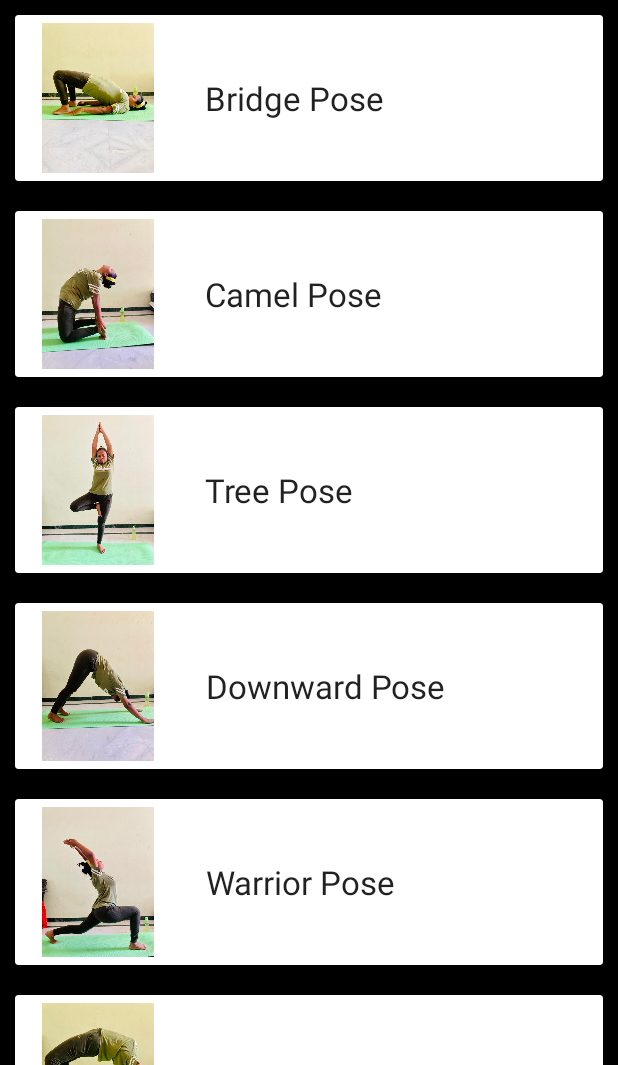
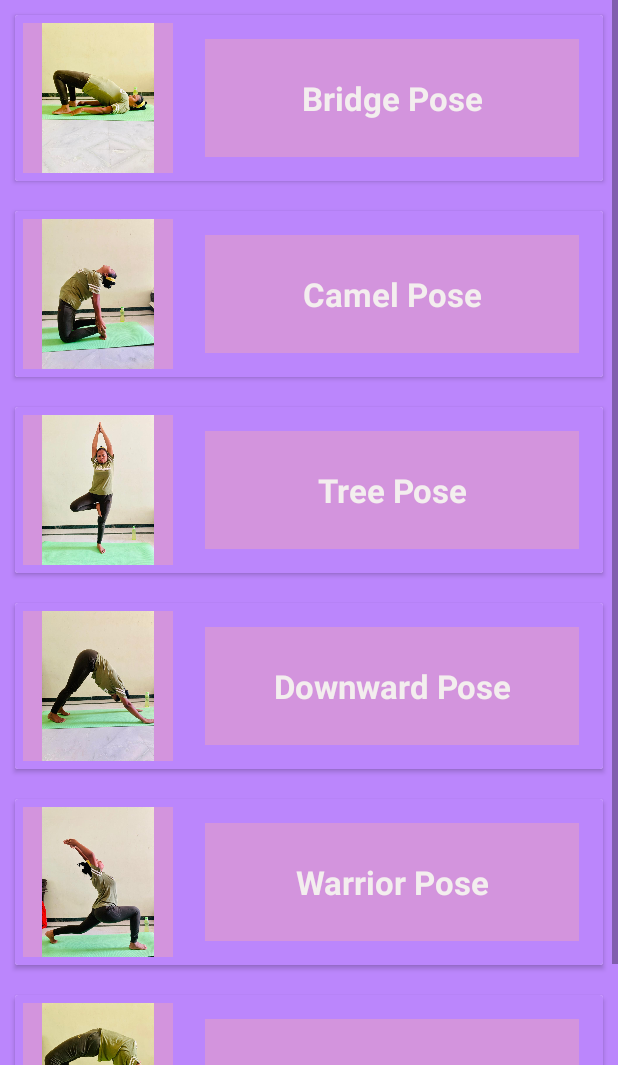
Before and after one commit to vaishnavisakhare03/YogaApp, an Android app: the yogaactivity screen opened directly, with no data from a screen before it, after a tap on "YOGA POSE", on a phone screen of 412 x 824 dp, the part 171-1236 px from its top. Run offline under Robolectric (Android 15) with nearby library versions, the phone set to English and light mode, and no system bars.

Commit message:
INITIAL COMMIT

```diff
--- a/app/src/main/res/layout/pranayamaactivity.xml
+++ b/app/src/main/res/layout/pranayamaactivity.xml
@@ -16,9 +16,9 @@
             android:id="@+id/pranayam_recycler_view"
             android:layout_width="match_parent"
             android:layout_height="match_parent"
+            android:background="@color/purple_200"
             android:scrollbars="vertical"
-            tools:listitem="@layout/pranayam_item"
-            />
+            tools:listitem="@layout/pranayam_item" />
 
     </LinearLayout>
 
--- a/app/src/main/res/layout/yoga_item.xml
+++ b/app/src/main/res/layout/yoga_item.xml
@@ -1,21 +1,20 @@
 <?xml version="1.0" encoding="utf-8"?>
-<LinearLayout
-    xmlns:android="http://schemas.android.com/apk/res/android"
+<LinearLayout xmlns:android="http://schemas.android.com/apk/res/android"
     xmlns:app="http://schemas.android.com/apk/res-auto"
+    xmlns:card_view="https://schemas.android.com/apk/res-auto"
     xmlns:tools="http://schemas.android.com/tools"
+    android:id="@+id/llYogaCard"
     android:layout_width="match_parent"
     android:layout_height="wrap_content"
+    android:background="@color/purple_200"
     android:orientation="vertical"
-    android:background="@color/black"
-    android:id="@+id/llYogaCard"
     android:tag="cards main container">
 
     <androidx.cardview.widget.CardView
         android:id="@+id/card_view"
-        android:layout_margin="10dp"
-        xmlns:card_view="https://schemas.android.com/apk/res-auto"
         android:layout_width="match_parent"
         android:layout_height="wrap_content"
+        android:layout_margin="10dp"
         card_view:cardBackgroundColor="@color/white"
         card_view:cardCornerRadius="10dp"
         card_view:cardElevation="5dp"
@@ -24,26 +23,30 @@
         <LinearLayout
             android:layout_width="match_parent"
             android:layout_height="wrap_content"
-            android:orientation="horizontal"
-            >
+            android:background="@color/purple_200"
+            android:orientation="horizontal">
 
             <ImageView
                 android:id="@+id/imageView"
-                android:tag="image_tag"
                 android:layout_width="100dp"
                 android:layout_height="100dp"
                 android:layout_margin="5dp"
-                android:src="@drawable/camel"/>
+                android:background="#D394DD"
+                android:src="@drawable/camel"
+                android:tag="image_tag" />
 
 
-                <TextView
-                    android:id="@+id/textViewName"
-                    android:layout_margin="16dp"
-                    android:gravity="center"
-                    android:layout_width="wrap_content"
-                    android:layout_height="match_parent"
-                    android:text="Android Name"
-                    android:textAppearance="?android:attr/textAppearanceLarge"/>
+            <TextView
+                android:id="@+id/textViewName"
+                android:layout_width="match_parent"
+                android:layout_height="match_parent"
+                android:layout_margin="16dp"
+                android:background="#D394DD"
+                android:gravity="center"
+                android:text="Android Name"
+                android:textAppearance="?android:attr/textAppearanceLarge"
+                android:textColor="#F3EEEE"
+                android:textStyle="bold" />
 
 
         </LinearLayout>
```
Also changed, not shown: app/src/main/java/com/vaishnavi/myapplication/SuryaNamskarPosesActivity.java (+24 -6 lines), app/src/main/res/layout/activity_main.xml (+5 -4 lines), app/src/main/res/layout/pranayam_item.xml (+22 -18 lines), app/src/main/res/layout/suryanamskar_item.xml (+22 -18 lines), app/src/main/res/layout/yogaactivity.xml (+9 -6 lines).
